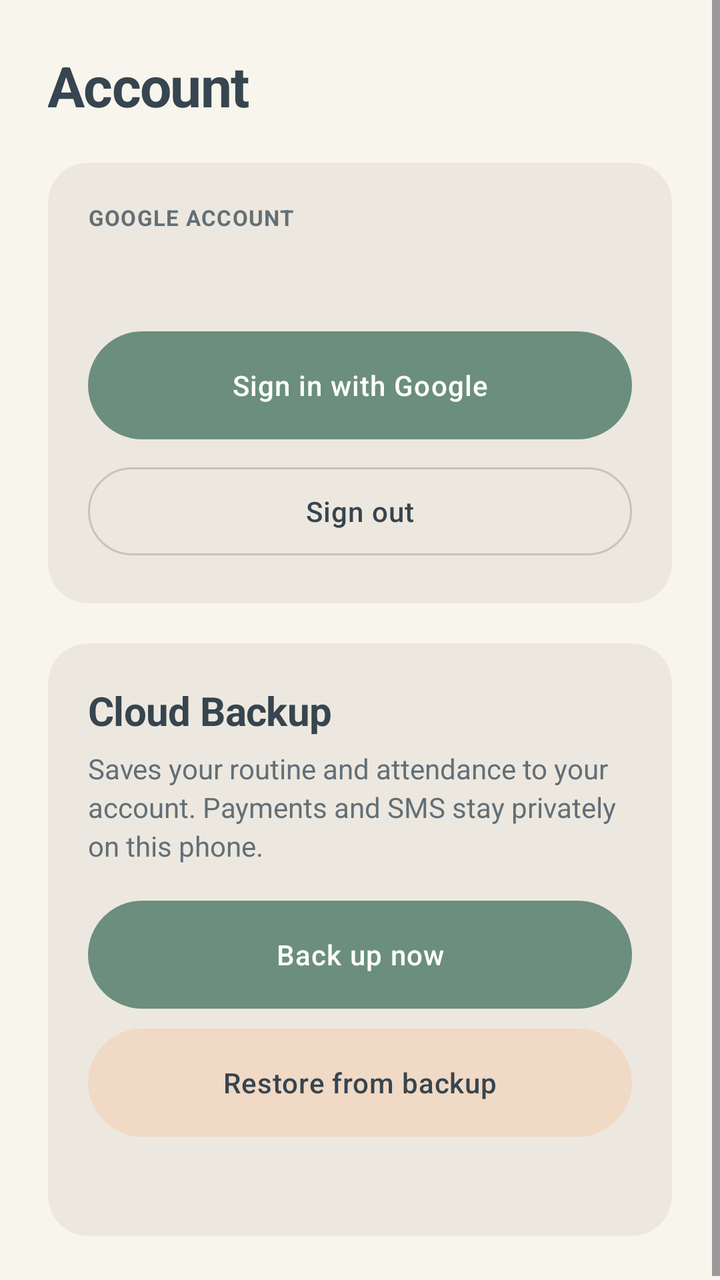
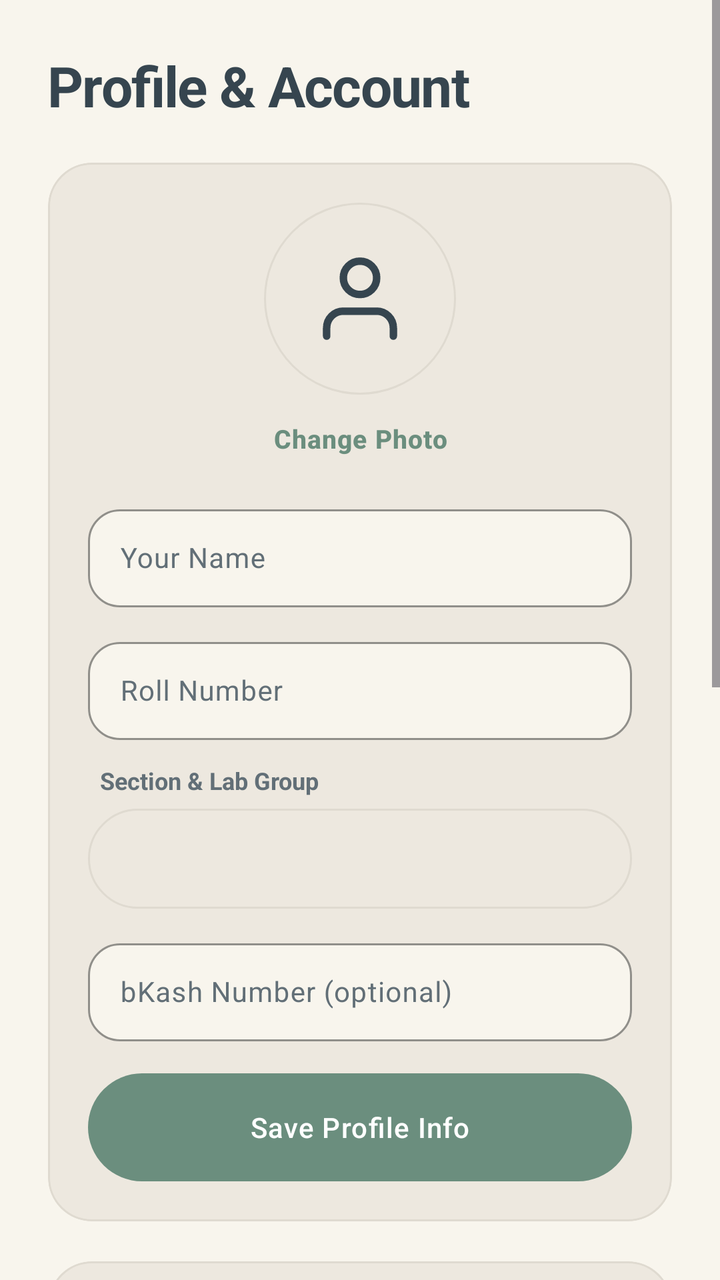

Two renders of the same Android screen: before a commit and after it. Below are the layout's source before the change and the commit's diff.
<!-- AndroidManifest.xml: application theme Theme.Fluxora -->
<!-- res/layout/activity_account.xml -->
<?xml version="1.0" encoding="utf-8"?>
<ScrollView xmlns:android="http://schemas.android.com/apk/res/android"
    xmlns:app="http://schemas.android.com/apk/res-auto"
    android:layout_width="match_parent"
    android:layout_height="match_parent"
    android:background="?android:attr/colorBackground"
    android:fitsSystemWindows="true">

    <LinearLayout
        android:layout_width="match_parent"
        android:layout_height="wrap_content"
        android:orientation="vertical"
        android:padding="24dp">

        <TextView
            android:layout_width="wrap_content"
            android:layout_height="wrap_content"
            android:layout_marginBottom="20dp"
            android:fontFamily="sans-serif"
            android:letterSpacing="-0.02"
            android:text="Account"
            android:textColor="?attr/colorOnBackground"
            android:textSize="28sp"
            android:textStyle="bold" />

        
        <com.google.android.material.card.MaterialCardView
            android:layout_width="match_parent"
            android:layout_height="wrap_content"
            android:layout_marginBottom="20dp"
            app:cardBackgroundColor="?attr/colorSurface"
            app:cardCornerRadius="20dp"
            app:cardElevation="0dp"
            app:contentPadding="20dp"
            app:strokeWidth="0dp">

            <LinearLayout
                android:layout_width="match_parent"
                android:layout_height="wrap_content"
                android:orientation="vertical">

                <TextView
                    android:layout_width="match_parent"
                    android:layout_height="wrap_content"
                    android:fontFamily="sans-serif"
                    android:letterSpacing="0.04"
                    android:text="GOOGLE ACCOUNT"
                    android:textColor="?attr/colorOnSurfaceVariant"
                    android:textSize="11sp"
                    android:textStyle="bold" />

                <TextView
                    android:id="@+id/tvStatus"
                    android:layout_width="match_parent"
                    android:layout_height="wrap_content"
                    android:fontFamily="sans-serif"
                    android:paddingTop="10dp"
                    android:paddingBottom="18dp"
                    android:textColor="?attr/colorOnSurface"
                    android:textSize="16sp"
                    android:textStyle="bold" />

                <Button
                    android:id="@+id/btnSignIn"
                    style="@style/Widget.Fluxora.Button.Primary"
                    android:layout_width="match_parent"
                    android:layout_height="wrap_content"
                    android:text="Sign in with Google" />

                <Button
                    android:id="@+id/btnSignOut"
                    style="@style/Widget.Material3.Button.OutlinedButton"
                    android:layout_width="match_parent"
                    android:layout_height="wrap_content"
                    android:layout_marginTop="10dp"
                    android:minHeight="52dp"
                    android:text="Sign out"
                    android:textColor="?attr/colorOnSurface"
                    app:cornerRadius="999dp"
                    app:strokeColor="?attr/colorOutline" />
            </LinearLayout>
        </com.google.android.material.card.MaterialCardView>

        
        <com.google.android.material.card.MaterialCardView
            android:layout_width="match_parent"
            android:layout_height="wrap_content"
            app:cardBackgroundColor="?attr/colorSurface"
            app:cardCornerRadius="20dp"
            app:cardElevation="0dp"
            app:contentPadding="20dp"
            app:strokeWidth="0dp">

            <LinearLayout
                android:layout_width="match_parent"
                android:layout_height="wrap_content"
                android:orientation="vertical">

                <TextView
                    android:layout_width="match_parent"
                    android:layout_height="wrap_content"
                    android:fontFamily="sans-serif"
                    android:letterSpacing="-0.01"
                    android:text="Cloud Backup"
                    android:textColor="?attr/colorOnSurface"
                    android:textSize="20sp"
                    android:textStyle="bold" />

                <TextView
                    android:layout_width="match_parent"
                    android:layout_height="wrap_content"
                    android:layout_marginTop="6dp"
                    android:layout_marginBottom="18dp"
                    android:fontFamily="sans-serif"
                    android:lineSpacingExtra="3dp"
                    android:text="Saves your routine and attendance to your account. Payments and SMS stay privately on this phone."
                    android:textColor="?attr/colorOnSurfaceVariant"
                    android:textSize="14sp" />

                <Button
                    android:id="@+id/btnBackup"
                    style="@style/Widget.Fluxora.Button.Primary"
                    android:layout_width="match_parent"
                    android:layout_height="wrap_content"
                    android:text="Back up now" />

                <Button
                    android:id="@+id/btnRestore"
                    style="@style/Widget.Fluxora.Button.Secondary"
                    android:layout_width="match_parent"
                    android:layout_height="wrap_content"
                    android:layout_marginTop="10dp"
                    android:text="Restore from backup" />

                <TextView
                    android:id="@+id/tvResult"
                    android:layout_width="match_parent"
                    android:layout_height="wrap_content"
                    android:fontFamily="sans-serif"
                    android:paddingTop="12dp"
                    android:textColor="?attr/colorPrimary"
                    android:textSize="13sp" />
            </LinearLayout>
        </com.google.android.material.card.MaterialCardView>
    </LinearLayout>
</ScrollView>
<!-- resources referenced by this layout -->
<resources>
  <style name="Base.Theme.Fluxora" parent="Theme.Material3.DayNight.NoActionBar">
          
          <item name="colorPrimary">@color/primary</item>
          <item name="colorOnPrimary">@color/on_primary</item>
          <item name="colorPrimaryContainer">@color/primary_container</item>
          <item name="colorOnPrimaryContainer">@color/on_primary_container</item>
  
          <item name="colorSecondary">@color/secondary</item>
          <item name="colorOnSecondary">@color/on_secondary</item>
          <item name="colorSecondaryContainer">@color/secondary_container</item>
          <item name="colorOnSecondaryContainer">@color/on_secondary_container</item>
  
          <item name="colorTertiary">@color/tertiary</item>
          <item name="colorOnTertiary">@color/on_tertiary</item>
          <item name="colorTertiaryContainer">@color/tertiary_container</item>
          <item name="colorOnTertiaryContainer">@color/on_tertiary_container</item>
  
          
          <item name="android:colorBackground">@color/background_light</item>
          <item name="colorOnBackground">@color/text_primary_light</item>
          <item name="colorSurface">@color/surface_light</item>
          <item name="colorOnSurface">@color/text_primary_light</item>
          <item name="colorSurfaceVariant">@color/surface_variant_light</item>
          <item name="colorOnSurfaceVariant">@color/text_secondary_light</item>
          <item name="colorSurfaceContainer">@color/surface_light</item>
          <item name="colorSurfaceContainerHigh">@color/surface_container_light</item>
          <item name="colorOutline">@color/outline_light</item>
          <item name="colorOutlineVariant">@color/outline_variant_light</item>
  
          
          <item name="colorError">@color/danger</item>
          <item name="colorErrorContainer">@color/danger_container</item>
          <item name="colorOnErrorContainer">@color/on_danger_container</item>
  
          
          <item name="android:statusBarColor">@color/background_light</item>
          <item name="android:navigationBarColor">@color/background_light</item>
          <item name="android:windowLightStatusBar">true</item>
          <item name="android:windowLightNavigationBar" tools:targetApi="o_mr1">true</item>
  
          
          <item name="materialCardViewStyle">@style/Widget.Fluxora.CardView</item>
          <item name="materialButtonStyle">@style/Widget.Fluxora.Button.Primary</item>
          <item name="bottomSheetDialogTheme">@style/ThemeOverlay.Fluxora.BottomSheetDialog</item>
      </style>
  <!-- unchanged entries left out for length: 30 -->
</resources>

<!-- the commit's change to res/layout/activity_account.xml (unified diff, before → after) -->
@@ -18,7 +18,7 @@
             android:layout_marginBottom="20dp"
             android:fontFamily="sans-serif"
             android:letterSpacing="-0.02"
-            android:text="Account"
+            android:text="Profile &amp; Account"
             android:textColor="?attr/colorOnBackground"
             android:textSize="28sp"
             android:textStyle="bold" />
@@ -29,10 +29,152 @@
             android:layout_height="wrap_content"
             android:layout_marginBottom="20dp"
             app:cardBackgroundColor="?attr/colorSurface"
-            app:cardCornerRadius="20dp"
+            app:cardCornerRadius="22dp"
             app:cardElevation="0dp"
             app:contentPadding="20dp"
-            app:strokeWidth="0dp">
+            app:strokeColor="?attr/colorOutlineVariant"
+            app:strokeWidth="1dp">
+
+            <LinearLayout
+                android:layout_width="match_parent"
+                android:layout_height="wrap_content"
+                android:gravity="center_horizontal"
+                android:orientation="vertical">
+
+                
+                <FrameLayout
+                    android:id="@+id/avatarContainer"
+                    android:layout_width="96dp"
+                    android:layout_height="96dp"
+                    android:background="@drawable/bg_floating_dock"
+                    android:padding="3dp">
+
+                    <ImageView
+                        android:id="@+id/ivProfilePic"
+                        android:layout_width="match_parent"
+                        android:layout_height="match_parent"
+                        android:contentDescription="Profile picture"
+                        android:padding="20dp"
+                        android:scaleType="centerCrop"
+                        android:src="@drawable/ic_nav_user"
+                        app:tint="?attr/colorOnSurface" />
+                </FrameLayout>
+
+                <Button
+                    android:id="@+id/btnChangePhoto"
+                    style="@style/Widget.Material3.Button.TextButton"
+                    android:layout_width="wrap_content"
+                    android:layout_height="36dp"
+                    android:layout_marginTop="4dp"
+                    android:layout_marginBottom="12dp"
+                    android:insetTop="0dp"
+                    android:insetBottom="0dp"
+                    android:text="Change Photo"
+                    android:textColor="?attr/colorPrimary"
+                    android:textSize="13sp"
+                    android:textStyle="bold" />
+
+                
+                <com.google.android.material.textfield.TextInputLayout
+                    style="@style/Widget.Fluxora.TextInputLayout"
+                    android:layout_width="match_parent"
+                    android:layout_height="wrap_content"
+                    android:layout_marginBottom="12dp"
+                    app:boxBackgroundColor="?android:attr/colorBackground">
+
+                    <EditText
+                        android:id="@+id/etProfileName"
+                        android:layout_width="match_parent"
+                        android:layout_height="wrap_content"
+                        android:fontFamily="sans-serif"
+                        android:hint="Your Name"
+                        android:inputType="textPersonName|textCapWords"
+                        android:padding="15dp"
+                        android:textColor="?attr/colorOnSurface"
+                        android:textSize="14sp" />
+                </com.google.android.material.textfield.TextInputLayout>
+
+                
+                <com.google.android.material.textfield.TextInputLayout
+                    style="@style/Widget.Fluxora.TextInputLayout"
+                    android:layout_width="match_parent"
+                    android:layout_height="wrap_content"
+                    android:layout_marginBottom="12dp"
+                    app:boxBackgroundColor="?android:attr/colorBackground">
+
+                    <EditText
+                        android:id="@+id/etProfileRoll"
+                        android:layout_width="match_parent"
+                        android:layout_height="wrap_content"
+                        android:fontFamily="sans-serif"
+                        android:hint="Roll Number"
+                        android:inputType="number"
+                        android:padding="15dp"
+                        android:textColor="?attr/colorOnSurface"
+                        android:textSize="14sp" />
+                </com.google.android.material.textfield.TextInputLayout>
+
+                
+                <TextView
+                    android:layout_width="match_parent"
+                    android:layout_height="wrap_content"
+                    android:layout_marginStart="4dp"
+                    android:layout_marginBottom="6dp"
+                    android:fontFamily="sans-serif"
+                    android:text="Section &amp; Lab Group"
+                    android:textColor="?attr/colorOnSurfaceVariant"
+                    android:textSize="12sp"
+                    android:textStyle="bold" />
+
+                <Spinner
+                    android:id="@+id/spProfileGroup"
+                    android:layout_width="match_parent"
+                    android:layout_height="50dp"
+                    android:layout_marginBottom="12dp"
+                    android:background="@drawable/bg_floating_dock"
+                    android:paddingStart="14dp"
+                    android:paddingEnd="14dp" />
+
+                
+                <com.google.android.material.textfield.TextInputLayout
+                    style="@style/Widget.Fluxora.TextInputLayout"
+                    android:layout_width="match_parent"
+                    android:layout_height="wrap_content"
+                    android:layout_marginBottom="16dp"
+                    app:boxBackgroundColor="?android:attr/colorBackground">
+
+                    <EditText
+                        android:id="@+id/etProfilePhone"
+                        android:layout_width="match_parent"
+                        android:layout_height="wrap_content"
+                        android:fontFamily="sans-serif"
+                        android:hint="bKash Number (optional)"
+                        android:inputType="phone"
+                        android:padding="15dp"
+                        android:textColor="?attr/colorOnSurface"
+                        android:textSize="14sp" />
+                </com.google.android.material.textfield.TextInputLayout>
+
+                <Button
+                    android:id="@+id/btnSaveProfile"
+                    style="@style/Widget.Fluxora.Button.Primary"
+                    android:layout_width="match_parent"
+                    android:layout_height="wrap_content"
+                    android:text="Save Profile Info" />
+            </LinearLayout>
+        </com.google.android.material.card.MaterialCardView>
+
+        
+        <com.google.android.material.card.MaterialCardView
+            android:layout_width="match_parent"
+            android:layout_height="wrap_content"
+            android:layout_marginBottom="20dp"
+            app:cardBackgroundColor="?attr/colorSurface"
+            app:cardCornerRadius="22dp"
+            app:cardElevation="0dp"
+            app:contentPadding="20dp"
+            app:strokeColor="?attr/colorOutlineVariant"
+            app:strokeWidth="1dp">
 
             <LinearLayout
                 android:layout_width="match_parent"
@@ -86,10 +228,11 @@
             android:layout_width="match_parent"
             android:layout_height="wrap_content"
             app:cardBackgroundColor="?attr/colorSurface"
-            app:cardCornerRadius="20dp"
+            app:cardCornerRadius="22dp"
             app:cardElevation="0dp"
             app:contentPadding="20dp"
-            app:strokeWidth="0dp">
+            app:strokeColor="?attr/colorOutlineVariant"
+            app:strokeWidth="1dp">
 
             <LinearLayout
                 android:layout_width="match_parent"
<!-- resource entries referenced after the edit -->
@@ -1,6 +1,43 @@
 <!-- resources referenced by this layout -->
 <resources>
+  <!-- drawable bg_floating_dock (drawable) -->
+  <?xml version="1.0" encoding="utf-8"?>
+  <shape xmlns:android="http://schemas.android.com/apk/res/android"
+      android:shape="rectangle">
+      <solid android:color="?attr/colorSurface" />
+      <corners android:radius="999dp" />
+      <stroke
+          android:width="1dp"
+          android:color="?attr/colorOutlineVariant" />
+  </shape>
+  <!-- drawable ic_nav_user (drawable) -->
+  <vector xmlns:android="http://schemas.android.com/apk/res/android"
+      android:width="22dp"
+      android:height="22dp"
+      android:viewportWidth="24"
+      android:viewportHeight="24">
+      <path
+          android:fillColor="#00000000"
+          android:pathData="M20,21V19C20,16.791 18.209,15 16,15H8C5.791,15 4,16.791 4,19V21M12,11C14.209,11 16,9.209 16,7C16,4.791 14.209,3 12,3C9.791,3 8,4.791 8,7C8,9.209 9.791,11 12,11Z"
+          android:strokeWidth="1.8"
+          android:strokeColor="#36454F"
+          android:strokeLineCap="round"
+          android:strokeLineJoin="round" />
+  </vector>
+  <style name="Widget.Fluxora.TextInputLayout" parent="Widget.Material3.TextInputLayout.OutlinedBox">
+          <item name="boxCornerRadiusTopStart">16dp</item>
+          <item name="boxCornerRadiusTopEnd">16dp</item>
+          <item name="boxCornerRadiusBottomStart">16dp</item>
+          <item name="boxCornerRadiusBottomEnd">16dp</item>
+          <item name="boxBackgroundColor">?attr/colorSurface</item>
+          <item name="boxStrokeColor">?attr/colorPrimary</item>
+          <item name="boxStrokeWidth">1dp</item>
+      </style>
   <style name="Base.Theme.Fluxora" parent="Theme.Material3.DayNight.NoActionBar">
+          
+          <item name="alertDialogTheme">@style/ThemeOverlay.Fluxora.Dialog</item>
+          <item name="materialAlertDialogTheme">@style/ThemeOverlay.Fluxora.Dialog</item>
+  
           
           <item name="colorPrimary">@color/primary</item>
           <item name="colorOnPrimary">@color/on_primary</item>
@@ -45,6 +82,19 @@
           <item name="materialButtonStyle">@style/Widget.Fluxora.Button.Primary</item>
           <item name="bottomSheetDialogTheme">@style/ThemeOverlay.Fluxora.BottomSheetDialog</item>
       </style>
+  <style name="ThemeOverlay.Fluxora.Dialog" parent="ThemeOverlay.Material3.MaterialAlertDialog">
+          <item name="colorSurface">@color/surface_light</item>
+          <item name="colorSurfaceContainerHigh">@color/surface_light</item>
+          <item name="colorOnSurface">@color/text_primary_light</item>
+          <item name="colorOnSurfaceVariant">@color/text_secondary_light</item>
+          <item name="colorPrimary">@color/primary</item>
+          <item name="dialogCornerRadius">24dp</item>
+          <item name="shapeAppearanceOverlay">@style/ShapeAppearance.Fluxora.Dialog</item>
+      </style>
+  <style name="ShapeAppearance.Fluxora.Dialog" parent="">
+          <item name="cornerFamily">rounded</item>
+          <item name="cornerSize">24dp</item>
+      </style>
   <!-- unchanged entries left out for length: 30 -->
 </resources>
 
